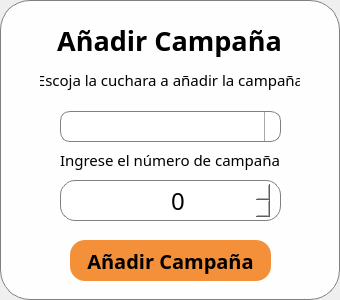
The window that PopUpAddCampana.ui (Almostrey/Abaxfem_GUI_Cucharas) describes before a commit, drawn with Qt 5.
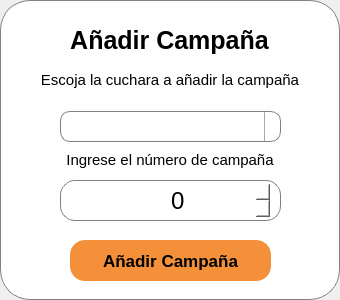
The same window after the commit. Icons and pictures are not drawn.

What changed in the file:
```diff
--- a/PopUpAddCampana.ui
+++ b/PopUpAddCampana.ui
@@ -39,8 +39,8 @@
     </property>
     <property name="font">
      <font>
-      <family>Bell MT</family>
-      <pointsize>20</pointsize>
+      <family>Arial</family>
+      <pointsize>19</pointsize>
       <italic>false</italic>
       <bold>true</bold>
       <kerning>true</kerning>
@@ -70,7 +70,7 @@
     </property>
     <property name="font">
      <font>
-      <family>Bell MT</family>
+      <family>Arial</family>
       <pointsize>11</pointsize>
      </font>
     </property>
@@ -125,8 +125,8 @@
     </property>
     <property name="font">
      <font>
-      <family>Bell MT</family>
-      <pointsize>15</pointsize>
+      <family>Arial</family>
+      <pointsize>13</pointsize>
       <italic>false</italic>
       <bold>true</bold>
       <underline>false</underline>
@@ -185,7 +185,7 @@
      </property>
      <property name="font">
       <font>
-       <family>Bell MT</family>
+       <family>Arial</family>
        <pointsize>18</pointsize>
       </font>
      </property>
@@ -324,7 +324,7 @@
     </property>
     <property name="font">
      <font>
-      <family>Bell MT</family>
+      <family>Arial</family>
       <pointsize>11</pointsize>
      </font>
     </property>
```
Left out of the diff: 2 changed lines with no effect on the pictures.
